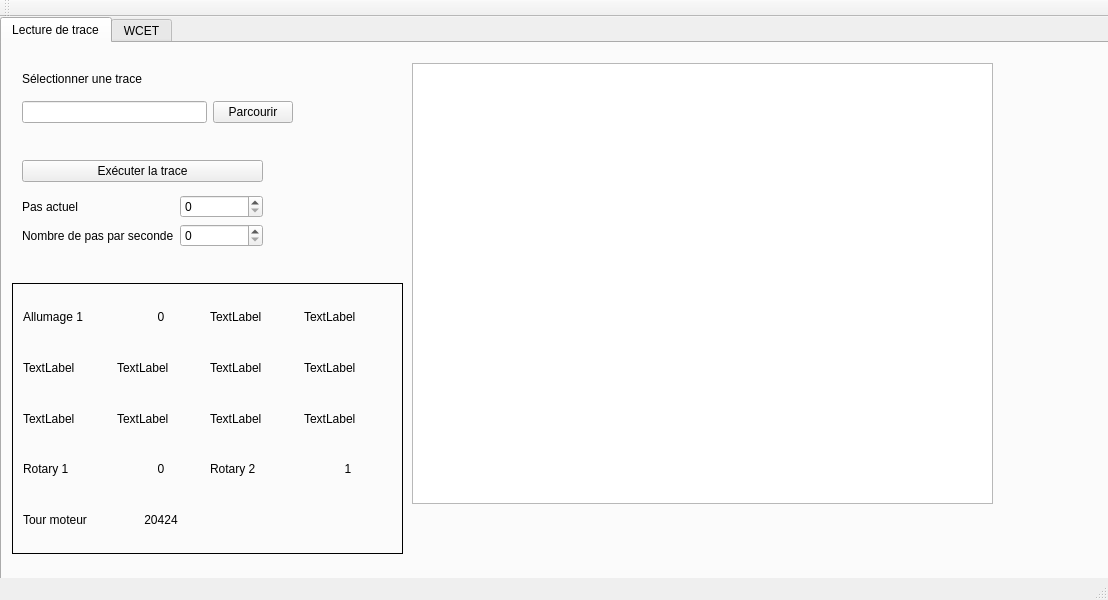
The window that mainwindow.ui (UPPERCASE4SIAME/Projet) describes before a commit, drawn with Qt 5.
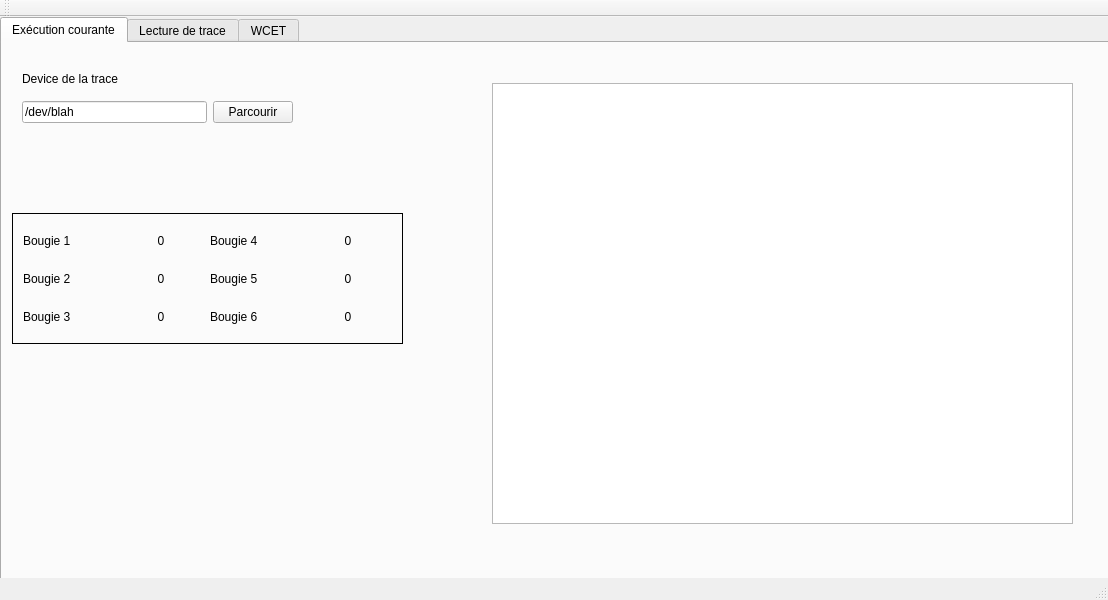
The same window after the commit. The open tabs and pages were chosen to show the change. Custom widgets are drawn as their Qt base class.

Commit message: connections entre les éléments de l'interface et préparation de la boucle principale

The edit to the form file:
```diff
--- a/mainwindow.ui
+++ b/mainwindow.ui
@@ -26,6 +26,226 @@
     <property name="currentIndex">
      <number>0</number>
     </property>
+    <widget class="QWidget" name="tab_3">
+     <attribute name="title">
+      <string>Exécution courante</string>
+     </attribute>
+     <widget class="QtCharts::QChartView" name="chartview_2">
+      <property name="geometry">
+       <rect>
+        <x>490</x>
+        <y>40</y>
+        <width>581</width>
+        <height>441</height>
+       </rect>
+      </property>
+     </widget>
+     <widget class="QWidget" name="verticalLayoutWidget_3">
+      <property name="geometry">
+       <rect>
+        <x>10</x>
+        <y>10</y>
+        <width>291</width>
+        <height>80</height>
+       </rect>
+      </property>
+      <layout class="QVBoxLayout" name="verticalLayout_5">
+       <property name="leftMargin">
+        <number>10</number>
+       </property>
+       <property name="topMargin">
+        <number>10</number>
+       </property>
+       <property name="rightMargin">
+        <number>10</number>
+       </property>
+       <property name="bottomMargin">
+        <number>10</number>
+       </property>
+       <item>
+        <widget class="QLabel" name="label_53">
+         <property name="text">
+          <string>Device de la trace</string>
+         </property>
+        </widget>
+       </item>
+       <item>
+        <layout class="QHBoxLayout" name="horizontalLayout_29">
+         <item>
+          <widget class="QLineEdit" name="browseEdit_2">
+           <property name="text">
+            <string>/dev/blah</string>
+           </property>
+          </widget>
+         </item>
+         <item>
+          <widget class="QPushButton" name="browse_button_2">
+           <property name="text">
+            <string>Parcourir</string>
+           </property>
+          </widget>
+         </item>
+        </layout>
+       </item>
+      </layout>
+     </widget>
+     <widget class="QFrame" name="signal_display_frame_2">
+      <property name="geometry">
+       <rect>
+        <x>10</x>
+        <y>170</y>
+        <width>391</width>
+        <height>131</height>
+       </rect>
+      </property>
+      <property name="frameShape">
+       <enum>QFrame::Box</enum>
+      </property>
+      <layout class="QGridLayout" name="gridLayout_3">
+       <property name="leftMargin">
+        <number>10</number>
+       </property>
+       <property name="topMargin">
+        <number>10</number>
+       </property>
+       <property name="rightMargin">
+        <number>10</number>
+       </property>
+       <property name="bottomMargin">
+        <number>10</number>
+       </property>
+       <property name="spacing">
+        <number>5</number>
+       </property>
+       <item row="0" column="1">
+        <layout class="QHBoxLayout" name="ignition4_layout_2">
+         <item>
+          <widget class="QLabel" name="ignition4_title_label_2">
+           <property name="text">
+            <string>Bougie 4</string>
+           </property>
+          </widget>
+         </item>
+         <item>
+          <widget class="QLabel" name="ignition4_value_label_2">
+           <property name="text">
+            <string>0</string>
+           </property>
+           <property name="alignment">
+            <set>Qt::AlignCenter</set>
+           </property>
+          </widget>
+         </item>
+        </layout>
+       </item>
+       <item row="2" column="0">
+        <layout class="QHBoxLayout" name="ignition3_layout_2">
+         <item>
+          <widget class="QLabel" name="ignition3_title_label_2">
+           <property name="text">
+            <string>Bougie 3</string>
+           </property>
+          </widget>
+         </item>
+         <item>
+          <widget class="QLabel" name="ignition3_value_label_2">
+           <property name="text">
+            <string>0</string>
+           </property>
+           <property name="alignment">
+            <set>Qt::AlignCenter</set>
+           </property>
+          </widget>
+         </item>
+        </layout>
+       </item>
+       <item row="2" column="1">
+        <layout class="QHBoxLayout" name="ignition6_layout_2">
+         <item>
+          <widget class="QLabel" name="ignition6_title_label_2">
+           <property name="text">
+            <string>Bougie 6</string>
+           </property>
+          </widget>
+         </item>
+         <item>
+          <widget class="QLabel" name="ignition6_value_label_2">
+           <property name="text">
+            <string>0</string>
+           </property>
+           <property name="alignment">
+            <set>Qt::AlignCenter</set>
+           </property>
+          </widget>
+         </item>
+        </layout>
+       </item>
+       <item row="1" column="0">
+        <layout class="QHBoxLayout" name="ignition2_layout_2">
+         <item>
+          <widget class="QLabel" name="ignition2_title_label_2">
+           <property name="text">
+            <string>Bougie 2</string>
+           </property>
+          </widget>
+         </item>
+         <item>
+          <widget class="QLabel" name="ignition2_value_label_2">
+           <property name="text">
+            <string>0</string>
+           </property>
+           <property name="alignment">
+            <set>Qt::AlignCenter</set>
+           </property>
+          </widget>
+         </item>
+        </layout>
+       </item>
+       <item row="1" column="1">
+        <layout class="QHBoxLayout" name="ignition5_layout_2">
+         <item>
+          <widget class="QLabel" name="ignition5_title_label_2">
+           <property name="text">
+            <string>Bougie 5</string>
+           </property>
+          </widget>
+         </item>
+         <item>
+          <widget class="QLabel" name="ignition5_value_label_2">
+           <property name="text">
+            <string>0</string>
+           </property>
+           <property name="alignment">
+            <set>Qt::AlignCenter</set>
+           </property>
+          </widget>
+         </item>
+        </layout>
+       </item>
+       <item row="0" column="0">
+        <layout class="QHBoxLayout" name="ignition1_layout_2">
+         <item>
+          <widget class="QLabel" name="ignition1_title_label_2">
+           <property name="text">
+            <string>Bougie 1</string>
+           </property>
+          </widget>
+         </item>
+         <item>
+          <widget class="QLabel" name="ignition1_value_label_2">
+           <property name="text">
+            <string>0</string>
+           </property>
+           <property name="alignment">
+            <set>Qt::AlignCenter</set>
+           </property>
+          </widget>
+         </item>
+        </layout>
+       </item>
+      </layout>
+     </widget>
+    </widget>
     <widget class="QWidget" name="tab">
      <attribute name="title">
       <string>Lecture de trace</string>
@@ -80,7 +300,7 @@
        <rect>
         <x>10</x>
         <y>100</y>
-        <width>261</width>
+        <width>331</width>
         <height>122</height>
        </rect>
       </property>
@@ -98,25 +318,36 @@
         <number>10</number>
        </property>
        <item>
-        <widget class="QPushButton" name="exec_button">
-         <property name="text">
-          <string>Exécuter la trace</string>
-         </property>
-        </widget>
+        <layout class="QHBoxLayout" name="horizontalLayout">
+         <item>
+          <widget class="QPushButton" name="execution_button">
+           <property name="text">
+            <string>Exécuter la trace</string>
+           </property>
+          </widget>
+         </item>
+         <item>
+          <widget class="QPushButton" name="pause_button">
+           <property name="text">
+            <string>Pause</string>
+           </property>
+          </widget>
+         </item>
+        </layout>
        </item>
        <item>
         <layout class="QGridLayout" name="gridLayout">
          <item row="0" column="0">
           <widget class="QLabel" name="label">
            <property name="text">
-            <string>Pas actuel</string>
+            <string>Tour moteur actuel</string>
            </property>
           </widget>
          </item>
          <item row="1" column="0">
           <widget class="QLabel" name="label_36">
            <property name="text">
-            <string>Nombre de pas par seconde</string>
+            <string>Nombre de tours moteur par seconde</string>
            </property>
           </widget>
          </item>
@@ -135,8 +366,8 @@
        <rect>
         <x>10</x>
         <y>240</y>
-        <width>391</width>
-        <height>271</height>
+        <width>331</width>
+        <height>141</height>
        </rect>
       </property>
       <property name="frameShape">
@@ -163,14 +394,17 @@
          <item>
           <widget class="QLabel" name="label_19">
            <property name="text">
-            <string>TextLabel</string>
+            <string>Bougie 4</string>
            </property>
           </widget>
          </item>
          <item>
           <widget class="QLabel" name="label_20">
            <property name="text">
-            <string>TextLabel</string>
+            <string>0</string>
+           </property>
+           <property name="alignment">
+            <set>Qt::AlignCenter</set>
            </property>
           </widget>
          </item>
@@ -181,14 +415,17 @@
          <item>
           <widget class="QLabel" name="label_26">
            <property name="text">
-            <string>TextLabel</string>
+            <string>Bougie 3</string>
            </property>
           </widget>
          </item>
          <item>
           <widget class="QLabel" name="label_25">
            <property name="text">
-            <string>TextLabel</string>
+            <string>0</string>
+           </property>
+           <property name="alignment">
+            <set>Qt::AlignCenter</set>
            </property>
           </widget>
          </item>
@@ -199,14 +436,17 @@
          <item>
           <widget class="QLabel" name="label_28">
            <property name="text">
-            <string>TextLabel</string>
+            <string>Bougie 6</string>
            </property>
           </widget>
          </item>
          <item>
           <widget class="QLabel" name="label_27">
            <property name="text">
-            <string>TextLabel</string>
+            <string>0</string>
+           </property>
+           <property name="alignment">
+            <set>Qt::AlignCenter</set>
            </property>
           </widget>
          </item>
@@ -217,30 +457,12 @@
          <item>
           <widget class="QLabel" name="label_22">
            <property name="text">
-            <string>TextLabel</string>
+            <string>Bougie 2</string>
            </property>
           </widget>
          </item>
          <item>
-          <widget class="QLabel" name="label_21">
-           <property name="text">
-            <string>TextLabel</string>
-           </property>
-          </widget>
-         </item>
-        </layout>
-       </item>
-       <item row="3" column="0">
-        <layout class="QHBoxLayout" name="horizontalLayout_13">
-         <item>
-          <widget class="QLabel" name="label_30">
-           <property name="text">
-            <string>Rotary 1</string>
-           </property>
-          </widget>
-         </item>
-         <item>
-          <widget class="QLabel" name="label_29">
+          <widget class="QLabel" name="ignition2_value_label">
            <property name="text">
             <string>0</string>
            </property>
@@ -251,40 +473,22 @@
          </item>
         </layout>
        </item>
-       <item row="3" column="1">
-        <layout class="QHBoxLayout" name="horizontalLayout_14">
-         <item>
-          <widget class="QLabel" name="label_32">
-           <property name="text">
-            <string>Rotary 2</string>
-           </property>
-          </widget>
-         </item>
-         <item>
-          <widget class="QLabel" name="label_31">
-           <property name="text">
-            <string>1</string>
-           </property>
-           <property name="alignment">
-            <set>Qt::AlignCenter</set>
-           </property>
-          </widget>
-         </item>
-        </layout>
-       </item>
        <item row="1" column="1">
         <layout class="QHBoxLayout" name="horizontalLayout_16">
          <item>
           <widget class="QLabel" name="label_24">
            <property name="text">
-            <string>TextLabel</string>
+            <string>Bougie 5</string>
            </property>
           </widget>
          </item>
          <item>
           <widget class="QLabel" name="label_23">
            <property name="text">
-            <string>TextLabel</string>
+            <string>0</string>
+           </property>
+           <property name="alignment">
+            <set>Qt::AlignCenter</set>
            </property>
           </widget>
          </item>
@@ -295,7 +499,7 @@
          <item>
           <widget class="QLabel" name="label_4">
            <property name="text">
-            <string>Allumage 1</string>
+            <string>Bougie 1</string>
            </property>
           </widget>
          </item>
@@ -311,27 +515,6 @@
          </item>
         </layout>
        </item>
-       <item row="4" column="0">
-        <layout class="QHBoxLayout" name="horizontalLayout_21">
-         <item>
-          <widget class="QLabel" name="label_34">
-           <property name="text">
-            <string>Tour moteur</string>
-           </property>
-          </widget>
-         </item>
-         <item>
-          <widget class="QLabel" name="label_35">
-           <property name="text">
-            <string>20424</string>
-           </property>
-           <property name="alignment">
-            <set>Qt::AlignCenter</set>
-           </property>
-          </widget>
-         </item>
-        </layout>
-       </item>
       </layout>
      </widget>
      <widget class="QtCharts::QChartView" name="chartview">
@@ -339,8 +522,8 @@
        <rect>
         <x>410</x>
         <y>20</y>
-        <width>581</width>
-        <height>441</height>
+        <width>681</width>
+        <height>501</height>
        </rect>
       </property>
      </widget>
```
Left out of the diff: 69 changed lines with no effect on the pictures. The commit also changes 3 other files.
